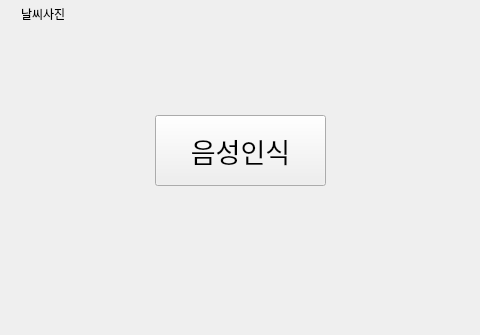
This is src/UI/ui.ui in onedayonecoding/IOT_Project_SmartMirror as Qt 5 draws it before an edit; both pictures show x 255 to 735 and y 265 to 600 of the 1024 by 600 pixel window. The edited form follows.
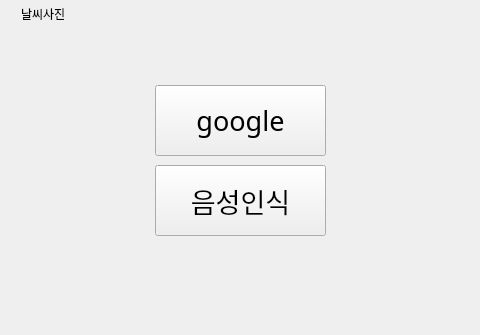
This is the edited form. Icons and pictures are not drawn.

```diff
--- a/src/UI/ui.ui
+++ b/src/UI/ui.ui
@@ -23,7 +23,7 @@
    <property name="geometry">
     <rect>
      <x>410</x>
-     <y>380</y>
+     <y>430</y>
      <width>171</width>
      <height>71</height>
     </rect>
@@ -455,6 +455,28 @@
     </item>
    </layout>
   </widget>
+  <widget class="QPushButton" name="VoiceButton_2">
+   <property name="geometry">
+    <rect>
+     <x>410</x>
+     <y>350</y>
+     <width>171</width>
+     <height>71</height>
+    </rect>
+   </property>
+   <property name="font">
+    <font>
+     <family>HY헤드라인M</family>
+     <pointsize>20</pointsize>
+    </font>
+   </property>
+   <property name="styleSheet">
+    <string notr="true"/>
+   </property>
+   <property name="text">
+    <string>google</string>
+   </property>
+  </widget>
  </widget>
  <resources/>
  <connections/>
```
